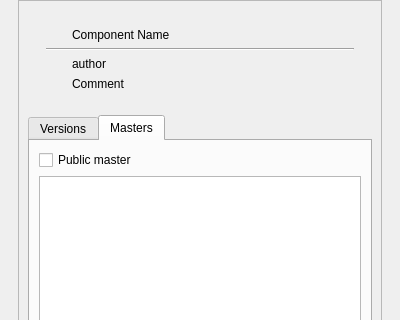
The window that ui/pipeline_main_UI.ui (liorbenhorin/pipeline) describes before a commit, drawn with Qt 5; both pictures show x 0 to 400 and y 341 to 661 of the 400 by 1500 pixel window.
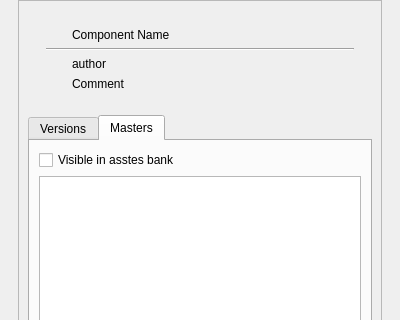
The same window after the commit.

```diff
--- a/ui/pipeline_main_UI.ui
+++ b/ui/pipeline_main_UI.ui
@@ -364,7 +364,7 @@
                <item>
                 <widget class="QCheckBox" name="publicMaster_checkBox">
                  <property name="text">
-                  <string>Public master</string>
+                  <string>Visible in asstes bank</string>
                  </property>
                  <property name="checked">
                   <bool>false</bool>
```
